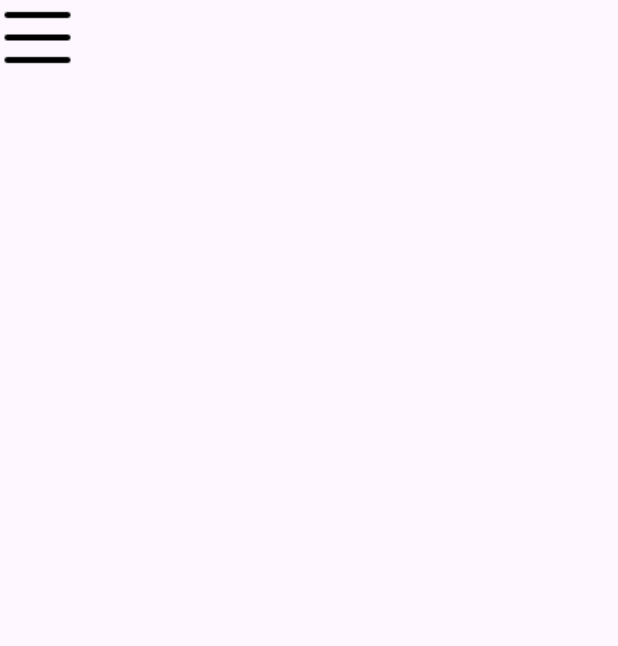
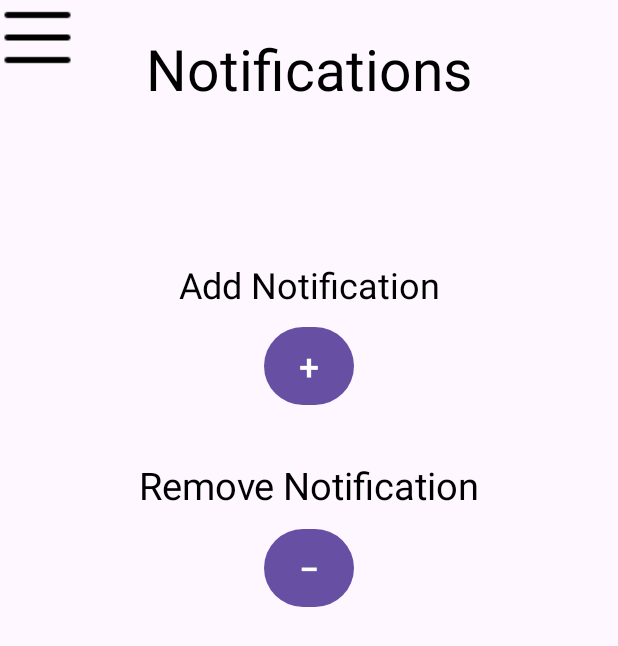
Before and after one commit to S-F-III/Dude-Wheres-My-Cache, an Android app: the NotificationActivity screen opened directly, with no data from a screen before it, on a phone screen of 412 x 824 dp. Shown: the top 646 px of the screen. Run offline under Robolectric (Android 15) with nearby library versions, the phone set to English and light mode, and no system bars.

Commit message:
modified the activity_notifications.xml

```diff
--- a/app/src/main/res/layout/activity_notification.xml
+++ b/app/src/main/res/layout/activity_notification.xml
@@ -7,19 +7,87 @@
     android:layout_height="match_parent"
     tools:context=".NotificationActivity">
 
+    <TextView
+        android:id="@+id/notificationsTitle"
+        android:layout_width="match_parent"
+        android:layout_height="wrap_content"
+        android:layout_margin="8dp"
+        android:gravity="center"
+        android:padding="12dp"
+        android:text="Notifications"
+        android:textColor="#000000"
+        android:textSize="38sp"
+        app:layout_constraintEnd_toEndOf="parent"
+        app:layout_constraintStart_toStartOf="parent"
+        app:layout_constraintTop_toTopOf="parent" />
+
+    <LinearLayout
+        android:id="@+id/buttons_layout"
+        android:layout_width="wrap_content"
+        android:layout_height="wrap_content"
+        android:gravity="center_horizontal"
+        android:orientation="vertical"
+        app:layout_constraintTop_toBottomOf="@id/notificationsTitle"
+        app:layout_constraintStart_toStartOf="parent"
+        app:layout_constraintEnd_toEndOf="parent"
+        android:layout_marginTop="90dp">
+
+        <!-- Add Notification Button -->
+        <LinearLayout
+            android:layout_width="wrap_content"
+            android:layout_height="wrap_content"
+            android:orientation="vertical"
+            android:gravity="center_horizontal">
+
+            <TextView
+                android:layout_width="wrap_content"
+                android:layout_height="wrap_content"
+                android:text="Add Notification"
+                android:textColor="#000000"
+                android:textSize="24sp"
+                android:layout_gravity="center_horizontal"
+                android:layout_marginBottom="8dp" />
+
+            <Button
+                android:id="@+id/addNotificationButton"
+                android:layout_width="60dp"
+                android:layout_height="60dp"
+                android:text="+"
+                android:textSize="24sp"
+                android:textColor="@color/white"
+
+                android:layout_gravity="center_horizontal" />
+        </LinearLayout>
+
+        <!-- Remove Notification Button -->
+        <LinearLayout
+            android:layout_width="wrap_content"
+            android:layout_height="wrap_content"
+            android:orientation="vertical"
+            android:gravity="center_horizontal"
+            android:layout_marginTop="32dp">
+
+            <TextView
+                android:layout_width="wrap_content"
+                android:layout_height="wrap_content"
+                android:text="Remove Notification"
+                android:textColor="#000000"
+                android:textSize="25sp"
+                android:layout_gravity="center_horizontal"
+                android:layout_marginBottom="8dp" />
+
+            <Button
+                android:id="@+id/removeNotificationButton"
+                android:layout_width="60dp"
+                android:layout_height="60dp"
+                android:text="−"
+                android:textSize="24sp"
+                android:textColor="@color/white"
+                android:layout_gravity="center_horizontal" />
+
             <FrameLayout
                 android:layout_width="match_parent"
                 android:layout_height="match_parent">
-
-    <ImageView
-        android:id="@+id/hbMenu"
-        android:layout_width="wrap_content"
-        android:layout_height="wrap_content"
-        app:layout_constraintStart_toStartOf="parent"
-        app:layout_constraintTop_toTopOf="parent"
-        android:clickable="true"
-        android:focusable="true"
-        app:srcCompat="@drawable/hamburger" />
 
                 <RelativeLayout
                     android:id="@+id/hamburgerMenu"
@@ -33,10 +101,10 @@
                         android:id="@+id/hbMenu2"
                         android:layout_width="wrap_content"
                         android:layout_height="wrap_content"
+                        android:clickable="true"
+                        android:focusable="true"
                         app:layout_constraintStart_toStartOf="parent"
                         app:layout_constraintTop_toTopOf="parent"
-            android:clickable="true"
-            android:focusable="true"
                         app:srcCompat="@drawable/hamburger" />
 
                     <TextView
@@ -66,11 +134,11 @@
                         android:layout_marginStart="8dp"
                         android:layout_marginTop="25dp"
                         android:layout_marginEnd="148dp"
+                        android:clickable="true"
+                        android:focusable="true"
                         android:fontFamily="monospace"
                         android:text="Expenses"
                         android:textColor="#ffffff"
-            android:clickable="true"
-            android:focusable="true"
                         android:textSize="24sp" />
 
                     <TextView
@@ -83,11 +151,11 @@
                         android:layout_marginStart="8dp"
                         android:layout_marginTop="25dp"
                         android:layout_marginEnd="57dp"
+                        android:clickable="true"
+                        android:focusable="true"
                         android:fontFamily="monospace"
                         android:text="Notifications"
                         android:textColor="#ffffff"
-            android:clickable="true"
-            android:focusable="true"
                         android:textSize="24sp" />
 
                     <TextView
@@ -100,11 +168,11 @@
                         android:layout_marginStart="8dp"
                         android:layout_marginTop="25dp"
                         android:layout_marginEnd="57dp"
+                        android:clickable="true"
+                        android:focusable="true"
                         android:fontFamily="monospace"
                         android:text="Account Info"
                         android:textColor="#ffffff"
-            android:clickable="true"
-            android:focusable="true"
                         android:textSize="24sp" />
 
                     <TextView
@@ -117,11 +185,11 @@
                         android:layout_marginStart="8dp"
                         android:layout_marginTop="25dp"
                         android:layout_marginEnd="57dp"
+                        android:clickable="true"
+                        android:focusable="true"
                         android:fontFamily="monospace"
                         android:text="Setttings"
                         android:textColor="#ffffff"
-            android:clickable="true"
-            android:focusable="true"
                         android:textSize="24sp" />
 
                     <TextView
@@ -134,11 +202,11 @@
                         android:layout_marginStart="8dp"
                         android:layout_marginTop="25dp"
                         android:layout_marginEnd="57dp"
+                        android:clickable="true"
+                        android:focusable="true"
                         android:fontFamily="monospace"
                         android:text="Monthly Spending"
                         android:textColor="#ffffff"
-            android:clickable="true"
-            android:focusable="true"
                         android:textSize="24sp" />
 
                     <TextView
@@ -151,17 +219,30 @@
                         android:layout_marginStart="8dp"
                         android:layout_marginTop="25dp"
                         android:layout_marginEnd="57dp"
+                        android:clickable="true"
+                        android:focusable="true"
                         android:fontFamily="monospace"
                         android:text="Sign Out"
                         android:textColor="#ffffff"
-            android:clickable="true"
-            android:focusable="true"
                         android:textSize="24sp" />
 
 
                 </RelativeLayout>
 
 
+            </FrameLayout>
+        </LinearLayout>
 
-    </FrameLayout>
+    </LinearLayout>
+
+    <ImageView
+        android:id="@+id/hbMenu"
+        android:layout_width="wrap_content"
+        android:layout_height="wrap_content"
+        android:clickable="true"
+        android:focusable="true"
+        app:layout_constraintStart_toStartOf="parent"
+        app:layout_constraintTop_toTopOf="parent"
+        app:srcCompat="@drawable/hamburger" />
+
 </androidx.constraintlayout.widget.ConstraintLayout>
```
Lines whose indentation alone changed are shown as unchanged.
